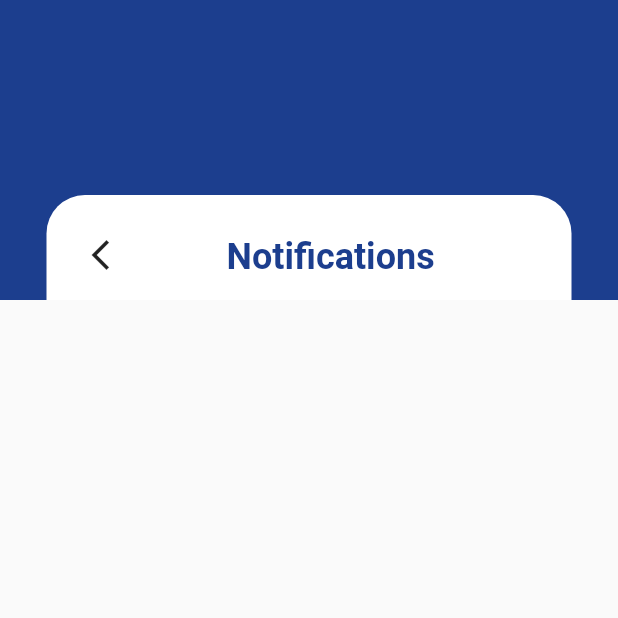
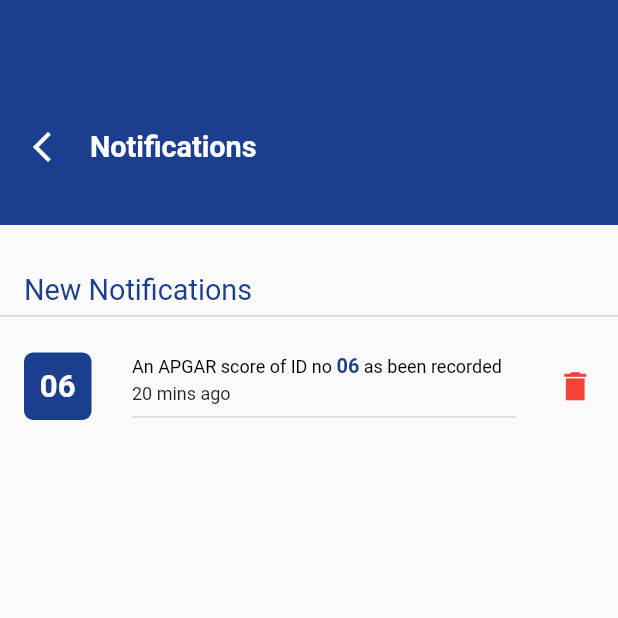
Before and after one commit to maazjnr/apgar-app-ui, a Flutter app: the NotificationPage screen opened directly, on a phone screen of 412 x 824 dp, the top half of it. Run offline on Flutter 3.47's test engine with Material 2 defaults, Android fonts, the phone set to English and light mode, and no system bars; our stand-ins replace curved_navigation_bar.

```diff
--- a/lib/screens/home.dart
+++ b/lib/screens/home.dart
@@ -1,6 +1,7 @@
 import 'package:apgar_app/constant/constant.dart';
 import 'package:apgar_app/pages/signpage.dart';
 import 'package:apgar_app/screens/notification.dart';
+import 'package:curved_navigation_bar/curved_navigation_bar.dart';
 import 'package:flutter/material.dart';
 import 'package:flutter/src/widgets/framework.dart';
 import 'package:flutter/src/widgets/placeholder.dart';
@@ -22,6 +23,19 @@ class _HomeState extends State<Home> {
   @override
   Widget build(BuildContext context) {
     return Scaffold(
+      bottomNavigationBar: CurvedNavigationBar(
+        height: 45,
+          backgroundColor: secondaryLight,
+          color: primaryDark,
+          animationDuration: Duration(milliseconds: 300),
+          items: [
+            Icon(
+              Icons.home,
+              color: secondaryLight,
+            ),
+            Icon(Icons.favorite, color: secondaryLight),
+            Icon(Icons.settings, color: secondaryLight)
+          ]),
       appBar: AppBar(
         toolbarHeight: 60,
         backgroundColor: primaryDark,
--- a/lib/screens/notification.dart
+++ b/lib/screens/notification.dart
@@ -1,4 +1,5 @@
 import 'package:apgar_app/constant/constant.dart';
+import 'package:apgar_app/widgets/new_notification.dart';
 import 'package:flutter/material.dart';
 
 class NotificationPage extends StatelessWidget {
@@ -7,51 +8,61 @@ class NotificationPage extends StatelessWidget {
   @override
   Widget build(BuildContext context) {
     return Scaffold(
-      body: Stack(
-        alignment: Alignment.center,
+      body: Column(
+        crossAxisAlignment: CrossAxisAlignment.start,
         children: [
           Container(
             width: double.infinity,
-            height: 200,
-            color: primaryDark,
-          ),
+            height: 150,
+            decoration: BoxDecoration(color: primaryDark),
+            child: Padding(
+              padding: const EdgeInsets.symmetric(horizontal: defaultSpacing),
+              child: Stack(
+                children: [
                   Positioned(
-            top: 130,
-            child: Container(
-                decoration: BoxDecoration(
-                  borderRadius: BorderRadius.only(
-                      topLeft: Radius.circular(defaultSpacing * 1.6),
-                      topRight: Radius.circular(defaultSpacing * 1.6)),
+                    top: 86,
+                    child: Row(
+                      children: [
+                        Icon(
+                          Icons.arrow_back_ios_new_sharp,
                           color: secondaryLight,
                         ),
-                width: 350,
-                height: 80,
-                child: Padding(
-                  padding: const EdgeInsets.all(8.0),
-                  child: Row(
-                    mainAxisAlignment: MainAxisAlignment.start,
-                    children: [
-                      Padding(
-                        padding: const EdgeInsets.only(left: 16),
-                        child: Icon(Icons.arrow_back_ios_new),
+                        SizedBox(
+                          width: 20,
+                        ),
+                        Text(
+                          'Notifications',
+                          style: TextStyle(
+                              fontSize: defaultSpacing * 1.2,
+                              fontWeight: FontWeight.bold,
+                              color: secondaryLight),
+                        )
+                      ],
+                    ),
+                  )
+                ],
+              ),
+            ),
           ),
           Padding(
-                        padding:
-                            const EdgeInsets.only(left: defaultSpacing * 4.5),
+            padding: const EdgeInsets.only(
+                top: defaultSpacing * 2, left: defaultSpacing, bottom: 5),
             child: Text(
-                          'Notifications',
-                          style: TextStyle(
-                              fontWeight: FontWeight.w600,
-                              fontSize: defaultSpacing * 1.5,
-                              color: primaryDark,
-                              height: 1.3),
-                          textAlign: TextAlign.left,
+              'New Notifications',
+              style:
+                  TextStyle(color: primaryDark, fontSize: defaultSpacing * 1.2),
             ),
           ),
-                    ],
+          Container(
+            height: 1,
+            width: double.infinity,
+            decoration:
+                BoxDecoration(color: Color.fromARGB(255, 214, 212, 212)),
           ),
-                )),
-          )
+          SizedBox(
+            height: defaultSpacing * 1.5,
+          ),
+          NewNotification(),
         ],
       ),
     );
--- /dev/null
+++ b/lib/widgets/new_notification.dart
@@ -0,0 +1,92 @@
+import 'package:apgar_app/constant/constant.dart';
+import 'package:flutter/material.dart';
+
+class NewNotification extends StatelessWidget {
+  const NewNotification({super.key});
+
+  @override
+  Widget build(BuildContext context) {
+    return Padding(
+      padding: const EdgeInsets.symmetric(horizontal: defaultSpacing),
+      child: Column(
+        children: [
+          Row(
+            mainAxisAlignment: MainAxisAlignment.spaceBetween,
+            children: [
+              Container(
+                width: 45,
+                height: 45,
+                decoration: BoxDecoration(
+                  color: primaryDark,
+                  borderRadius: BorderRadius.all(
+                    Radius.circular(6),
+                  ),
+                ),
+                child: Center(
+                  child: Text(
+                    '06',
+                    style: TextStyle(
+                        color: secondaryLight,
+                        fontWeight: FontWeight.bold,
+                        fontSize: defaultSpacing * 1.3),
+                  ),
+                ),
+              ),
+              Column(
+                crossAxisAlignment: CrossAxisAlignment.start,
+                children: [
+                  RichText(
+                    text: TextSpan(
+                      text: 'An APGAR score of ID no ',
+                      style: TextStyle(
+                        color: Colors.black,
+                        fontSize: defaultRadius,
+                      ),
+                      children: <TextSpan>[
+                        TextSpan(
+                          text: '06',
+                          style: TextStyle(
+                              fontWeight: FontWeight.bold,
+                              fontSize: defaultSpacing / 1.2,
+                              color: primaryDark),
+                        ),
+                        TextSpan(
+                          text: ' as been recorded',
+                          style: TextStyle(
+                            color: Colors.black,
+                            fontSize: defaultRadius,
+                          ),
+                        ),
+                      ],
+                    ),
+                  ),
+                  SizedBox(
+                    height: 3,
+                  ),
+                  Text(
+                    '20 mins ago',
+                    style: TextStyle(fontSize: 12),
+                  ),
+                  SizedBox(
+                    height: defaultSpacing / 2,
+                  ),
+                  Container(
+                    width: 256,
+                    height: 1,
+                    decoration: BoxDecoration(
+                        color: Color.fromARGB(255, 214, 212, 212)),
+                  ),
+                ],
+              ),
+              Icon(
+                Icons.delete_sharp,
+                color: Colors.red,
+                size: 25,
+              )
+            ],
+          )
+        ],
+      ),
+    );
+  }
+}
--- a/lib/widgets/past_records.dart
+++ b/lib/widgets/past_records.dart
@@ -18,7 +18,7 @@ class PastRecords extends StatelessWidget {
           Text(
             'Past Records',
             style: TextStyle(
-              fontSize: defaultSpacing * 1.4,
+              fontSize: defaultSpacing * 1.2,
               fontWeight: FontWeight.w600,
               color: Color.fromARGB(255, 101, 101, 101),
             ),
--- a/pubspec.yaml
+++ b/pubspec.yaml
@@ -31,6 +31,7 @@ dependencies:
   flutter:
     sdk: flutter
   sticky_headers: "^0.3.0"
+  curved_navigation_bar: ^1.0.3
 
 
   # The following adds the Cupertino Icons font to your application.
```
Also changed, not shown: pubspec.lock. Lines whose indentation alone changed are shown as unchanged.
